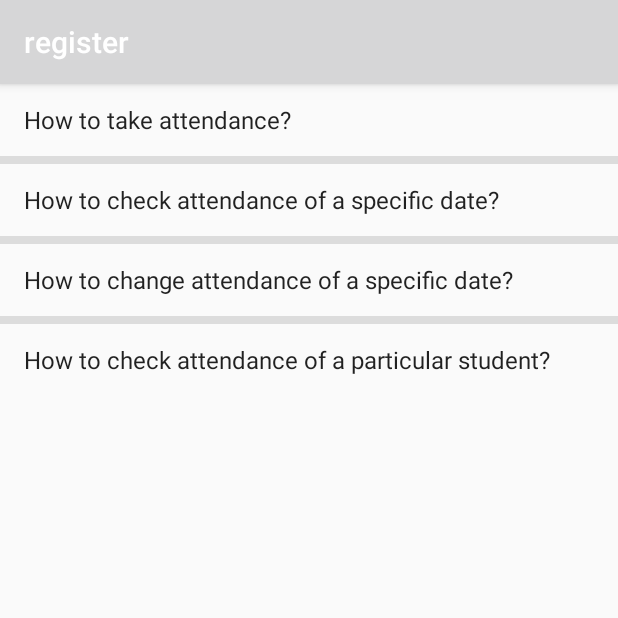
After one commit to dipanshuayo/rantyaregister, an Android app: the HelpActivity screen opened directly, with no data from a screen before it, on a phone screen of 412 x 824 dp, the top half of it. The commit adds this screen. Run offline under Robolectric (Android 15) with nearby library versions, the phone set to English and light mode, and no system bars; libraries missing offline, so code that uses them is left out: com.afollestad.materialdialogs.

Commit message:
implement help activity

```diff
--- /dev/null
+++ b/app/src/main/java/com/bookies/register/HelpActivity.kt
@@ -0,0 +1,55 @@
+package com.bookies.register
+
+import androidx.appcompat.app.AppCompatActivity
+import android.os.Bundle
+import android.widget.ArrayAdapter
+import com.afollestad.materialdialogs.MaterialDialog
+import kotlinx.android.synthetic.main.activity_help.*
+
+class HelpActivity : AppCompatActivity() {
+    lateinit var arrayAdapterForHelpOptions:ArrayAdapter<String>
+    lateinit var descriptionsForHelpOptions:Array<String>
+    lateinit var titleForHelpOptions:Array<String>
+    override fun onCreate(savedInstanceState: Bundle?) {
+        super.onCreate(savedInstanceState)
+        setContentView(R.layout.activity_help)
+        getDescriptionsAndTitleForHelpOptions()
+        initializeArrayAdapter()
+        setAdapterToListView()
+        setOnClickListenerForListView()
+    }
+
+    private fun setOnClickListenerForListView() {
+        help_option_list_view.setOnItemClickListener { _, _, position, _ ->
+            handleOnClickListenerForListView(position)
+        }
+
+    }
+
+    private fun handleOnClickListenerForListView(position: Int) {
+        createDialog(title = titleForHelpOptions[position],description = descriptionsForHelpOptions[position])
+    }
+    private fun createDialog(title:String,description:String){
+        MaterialDialog(this@HelpActivity).show {
+            title(text=title)
+            message(text = description)
+            positiveButton(res = R.string.help_dialog_positive_button_text)
+        }
+    }
+
+    private fun getDescriptionsAndTitleForHelpOptions(){
+        descriptionsForHelpOptions=resources.getStringArray(R.array.help_options_descriptions_for_list_view)
+        titleForHelpOptions=resources.getStringArray(R.array.help_options_title_for_list_view)
+    }
+    private fun initializeArrayAdapter(){
+        arrayAdapterForHelpOptions= ArrayAdapter(
+            this@HelpActivity,
+            android.R.layout.simple_list_item_1,
+            titleForHelpOptions
+        )
+    }
+    private fun setAdapterToListView(){
+        help_option_list_view.adapter=arrayAdapterForHelpOptions
+    }
+
+}
--- a/app/src/main/java/com/bookies/register/SplashActivity.kt
+++ b/app/src/main/java/com/bookies/register/SplashActivity.kt
@@ -9,6 +9,7 @@ import com.afollestad.materialdialogs.input.input
 
 class SplashActivity : AppCompatActivity() {
     lateinit var state:Store
+    val s:String="\"jdfkj\""
     override fun onCreate(savedInstanceState: Bundle?) {
         super.onCreate(savedInstanceState)
         setContentView(R.layout.activity_splash)
@@ -33,7 +34,7 @@ class SplashActivity : AppCompatActivity() {
             input(hintRes = R.string.login_dialog_hint_text,maxLength = 5){dialog,passCode->
                 handleLogin(passCode.toString())
             }
-            positiveButton(R.string.login_dialog_postivie_button_text)
+            positiveButton(R.string.login_dialog_postive_button_text)
         }
     }
     //ayo this is your place do your functions in this function
--- /dev/null
+++ b/app/src/main/res/layout/activity_help.xml
@@ -0,0 +1,15 @@
+<?xml version="1.0" encoding="utf-8"?>
+<LinearLayout xmlns:android="http://schemas.android.com/apk/res/android"
+    xmlns:app="http://schemas.android.com/apk/res-auto"
+    xmlns:tools="http://schemas.android.com/tools"
+    android:layout_width="match_parent"
+    android:layout_height="match_parent"
+    android:orientation="vertical"
+    tools:context=".HelpActivity">
+    <ListView
+        android:id="@+id/help_option_list_view"
+        android:layout_height="wrap_content"
+        android:layout_width="match_parent"
+        android:dividerHeight="5dp"/>
+
+</LinearLayout>
--- a/app/src/main/res/values/strings.xml
+++ b/app/src/main/res/values/strings.xml
@@ -1,7 +1,8 @@
 <resources>
     <string name="app_name">register</string>
-    <string name="login_dialog_hint_text">passcode</string>
-    <string name="login_dialog_postivie_button_text">Enter</string>
+    <string name="login_dialog_hint_text">class code</string>
+    <string name="login_dialog_postive_button_text">Enter</string>
+    <string name="help_dialog_positive_button_text">Close</string>
     <string-array name="options_titles_for_list_view">
         <item>
             Students
@@ -30,4 +31,36 @@
             Learn how to use this app
         </item>
     </string-array>
+    <string-array name="help_options_title_for_list_view">
+        <item>
+            How to take attendance?
+        </item>
+        <item>
+            How to check attendance of a specific date?
+        </item>
+        <item>
+            How to change attendance of a specific date?
+        </item>
+        <item>
+            How to check attendance of a particular student?
+        </item>
+    </string-array>
+    <string-array name="help_options_descriptions_for_list_view">
+        <item>
+            1.Type your class code to login in on the starting screen. If you have skip this step.\n
+            2.Go to the \"Take Attendance\" option and click it.\n
+            note:if you haven\'t added students then when you click on the \"Take Attendance\" option it will take you to the place where you can add students.\n
+            3.A screen will come up where you can click on the box if the student is present or not click on the box if the student is absent.\n
+            4.Click on save.\n
+        </item>
+        <item>
+            Test
+        </item>
+        <item>
+            Test
+        </item>
+        <item>
+            test
+        </item>
+    </string-array>
 </resources>
```
Also changed, not shown: app/src/main/AndroidManifest.xml (+4 -3 lines), app/src/main/java/com/bookies/register/TeacherActivity.kt (+31 -0 lines).
